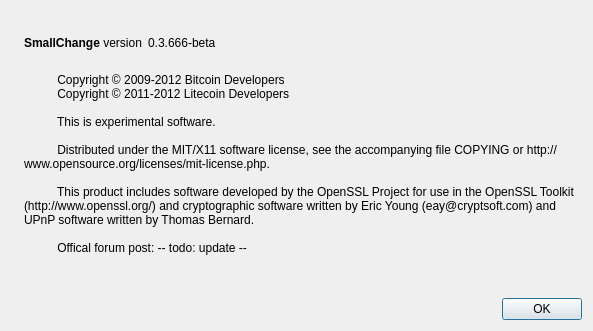
The window that src/qt/forms/aboutdialog.ui (WinterseyeGaming/FreemanCoin) describes before a commit, drawn with Qt 5.
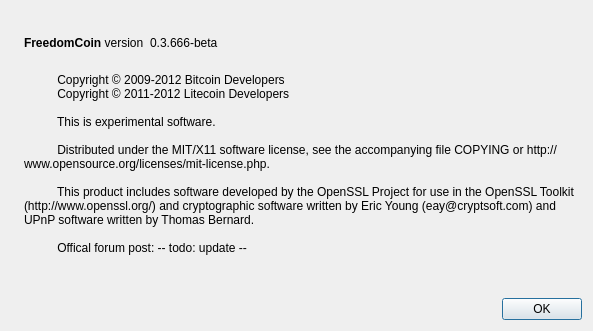
The same window after the commit. Icons and pictures are not drawn.

The edit to the form file:
```diff
--- a/src/qt/forms/aboutdialog.ui
+++ b/src/qt/forms/aboutdialog.ui
@@ -50,7 +50,7 @@
           <cursorShape>IBeamCursor</cursorShape>
          </property>
          <property name="text">
-          <string>&lt;b&gt;SmallChange&lt;/b&gt; version</string>
+          <string>&lt;b&gt;FreedomCoin&lt;/b&gt; version</string>
          </property>
          <property name="textInteractionFlags">
           <set>Qt::LinksAccessibleByMouse|Qt::TextSelectableByKeyboard|Qt::TextSelectableByMouse</set>
```
Left out of the diff: 2 changed lines with no effect on the pictures.
